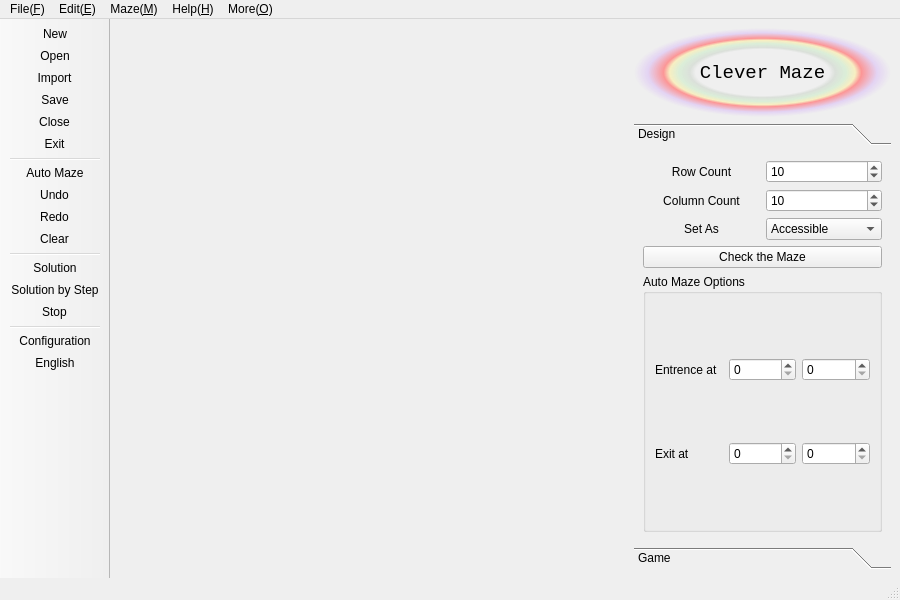
The window that mainwindow.ui (Teddy-van-Jerry/Clever_Maze) describes before a commit, drawn with Qt 5.
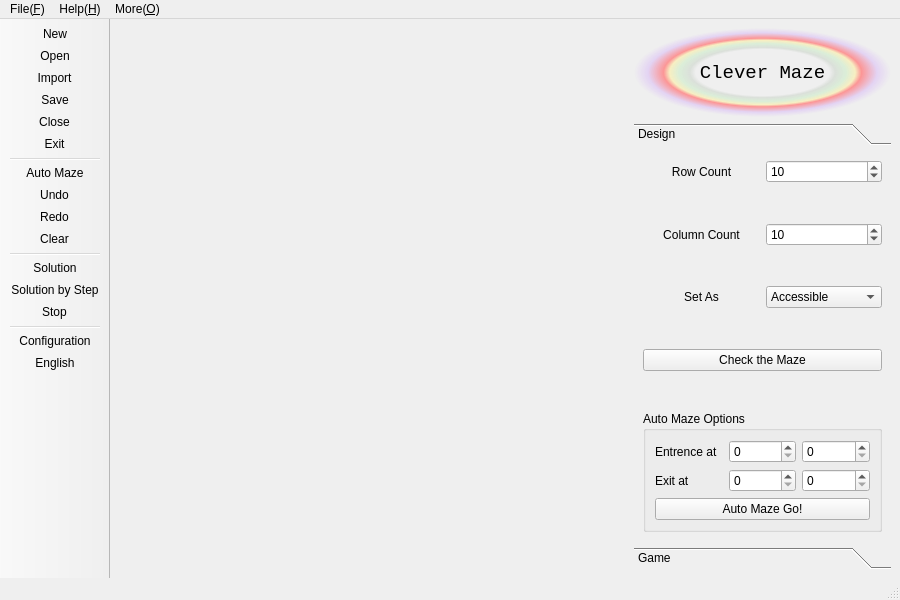
The same window after the commit. The open tabs and pages were chosen to show the change. Icons and pictures are not drawn.

```diff
--- a/mainwindow.ui
+++ b/mainwindow.ui
@@ -55,53 +55,7 @@
         <string>Design</string>
        </attribute>
        <layout class="QGridLayout" name="gridLayout_3">
-        <item row="0" column="0">
-         <widget class="QLabel" name="label">
-          <property name="text">
-           <string>Row Count</string>
-          </property>
-          <property name="alignment">
-           <set>Qt::AlignCenter</set>
-          </property>
-         </widget>
-        </item>
-        <item row="0" column="1">
-         <widget class="QSpinBox" name="spinBox_Row">
-          <property name="minimum">
-           <number>2</number>
-          </property>
-          <property name="maximum">
-           <number>50</number>
-          </property>
-          <property name="value">
-           <number>10</number>
-          </property>
-         </widget>
-        </item>
-        <item row="1" column="0">
-         <widget class="QLabel" name="label_2">
-          <property name="text">
-           <string>Column Count</string>
-          </property>
-          <property name="alignment">
-           <set>Qt::AlignCenter</set>
-          </property>
-         </widget>
-        </item>
-        <item row="1" column="1">
-         <widget class="QSpinBox" name="spinBox_Column">
-          <property name="minimum">
-           <number>2</number>
-          </property>
-          <property name="maximum">
-           <number>50</number>
-          </property>
-          <property name="value">
-           <number>10</number>
-          </property>
-         </widget>
-        </item>
-        <item row="2" column="0">
+        <item row="5" column="0">
          <widget class="QLabel" name="label_Set_As">
           <property name="text">
            <string>Set As</string>
@@ -111,7 +65,7 @@
           </property>
          </widget>
         </item>
-        <item row="2" column="1">
+        <item row="5" column="1">
          <widget class="QComboBox" name="comboBox">
           <item>
            <property name="text">
@@ -136,47 +90,156 @@
          </widget>
         </item>
         <item row="3" column="0" colspan="2">
-         <widget class="QPushButton" name="pushButton_Check">
+         <spacer name="verticalSpacer_3">
+          <property name="orientation">
+           <enum>Qt::Vertical</enum>
+          </property>
+          <property name="sizeHint" stdset="0">
+           <size>
+            <width>20</width>
+            <height>40</height>
+           </size>
+          </property>
+         </spacer>
+        </item>
+        <item row="2" column="0">
+         <widget class="QLabel" name="label_2">
           <property name="text">
-           <string>Check the Maze</string>
+           <string>Column Count</string>
           </property>
+          <property name="alignment">
+           <set>Qt::AlignCenter</set>
+          </property>
          </widget>
         </item>
-        <item row="4" column="0" colspan="2">
+        <item row="0" column="1">
+         <widget class="QSpinBox" name="spinBox_Row">
+          <property name="minimum">
+           <number>2</number>
+          </property>
+          <property name="maximum">
+           <number>50</number>
+          </property>
+          <property name="value">
+           <number>10</number>
+          </property>
+         </widget>
+        </item>
+        <item row="8" column="0" colspan="2">
+         <spacer name="verticalSpacer">
+          <property name="orientation">
+           <enum>Qt::Vertical</enum>
+          </property>
+          <property name="sizeHint" stdset="0">
+           <size>
+            <width>20</width>
+            <height>40</height>
+           </size>
+          </property>
+         </spacer>
+        </item>
+        <item row="1" column="0" colspan="2">
+         <spacer name="verticalSpacer_2">
+          <property name="orientation">
+           <enum>Qt::Vertical</enum>
+          </property>
+          <property name="sizeHint" stdset="0">
+           <size>
+            <width>20</width>
+            <height>40</height>
+           </size>
+          </property>
+         </spacer>
+        </item>
+        <item row="9" column="0" colspan="2">
          <widget class="QGroupBox" name="groupBox">
           <property name="title">
            <string>Auto Maze Options</string>
           </property>
           <layout class="QGridLayout" name="gridLayout_4">
-           <item row="0" column="0">
-            <widget class="QLabel" name="label_3">
-             <property name="text">
-              <string>Entrence at</string>
-             </property>
-            </widget>
-           </item>
-           <item row="0" column="1">
+           <item row="1" column="1">
             <widget class="QSpinBox" name="spinBox_3"/>
            </item>
-           <item row="0" column="2">
+           <item row="4" column="0" colspan="3">
+            <widget class="QPushButton" name="pushButton">
+             <property name="text">
+              <string>Auto Maze Go!</string>
+             </property>
+             <property name="icon">
+              <iconset resource="Icons.qrc">
+               <normaloff>:/Menu Icon/Create Video.svg</normaloff>:/Menu Icon/Create Video.svg</iconset>
+             </property>
+            </widget>
+           </item>
+           <item row="3" column="1">
+            <widget class="QSpinBox" name="spinBox_5"/>
+           </item>
+           <item row="1" column="2">
             <widget class="QSpinBox" name="spinBox_4"/>
            </item>
            <item row="1" column="0">
+            <widget class="QLabel" name="label_3">
+             <property name="text">
+              <string>Entrence at</string>
+             </property>
+            </widget>
+           </item>
+           <item row="3" column="2">
+            <widget class="QSpinBox" name="spinBox_6"/>
+           </item>
+           <item row="3" column="0">
             <widget class="QLabel" name="label_4">
              <property name="text">
               <string>Exit at</string>
              </property>
             </widget>
            </item>
-           <item row="1" column="1">
-            <widget class="QSpinBox" name="spinBox_5"/>
-           </item>
-           <item row="1" column="2">
-            <widget class="QSpinBox" name="spinBox_6"/>
-           </item>
           </layout>
          </widget>
         </item>
+        <item row="2" column="1">
+         <widget class="QSpinBox" name="spinBox_Column">
+          <property name="minimum">
+           <number>2</number>
+          </property>
+          <property name="maximum">
+           <number>50</number>
+          </property>
+          <property name="value">
+           <number>10</number>
+          </property>
+         </widget>
+        </item>
+        <item row="0" column="0">
+         <widget class="QLabel" name="label">
+          <property name="text">
+           <string>Row Count</string>
+          </property>
+          <property name="alignment">
+           <set>Qt::AlignCenter</set>
+          </property>
+         </widget>
+        </item>
+        <item row="7" column="0" colspan="2">
+         <widget class="QPushButton" name="pushButton_Check">
+          <property name="text">
+           <string>Check the Maze</string>
+          </property>
+         </widget>
+        </item>
+        <item row="6" column="0" colspan="2">
+         <spacer name="verticalSpacer_4">
+          <property name="orientation">
+           <enum>Qt::Vertical</enum>
+          </property>
+          <property name="sizeHint" stdset="0">
+           <size>
+            <width>20</width>
+            <height>40</height>
+           </size>
+          </property>
+         </spacer>
+        </item>
        </layout>
       </widget>
       <widget class="QWidget" name="page_Game">
@@ -278,7 +341,7 @@
       </widget>
      </widget>
     </item>
-    <item row="0" column="0" rowspan="2">
+    <item row="1" column="0">
      <spacer name="horizontalSpacer">
       <property name="orientation">
        <enum>Qt::Horizontal</enum>
@@ -317,26 +380,6 @@
     <addaction name="actionClose"/>
     <addaction name="actionExit"/>
    </widget>
-   <widget class="QMenu" name="menuEdit_E">
-    <property name="title">
-     <string>Edit(&amp;E)</string>
-    </property>
-    <addaction name="actionAuto_Maze"/>
-    <addaction name="separator"/>
-    <addaction name="actionUndo"/>
-    <addaction name="actionRedo"/>
-    <addaction name="actionClear"/>
-   </widget>
-   <widget class="QMenu" name="menuMaze_M">
-    <property name="title">
-     <string>Maze(&amp;M)</string>
-    </property>
-    <addaction name="actionSolution"/>
-    <addaction name="actionSolution_by_Step"/>
-    <addaction name="actionStop"/>
-    <addaction name="separator"/>
-    <addaction name="actionCheck_Maze"/>
-   </widget>
    <widget class="QMenu" name="menuHelp_H">
     <property name="title">
      <string>Help(&amp;H)</string>
@@ -371,8 +414,6 @@
     <addaction name="actionCheck_Update"/>
    </widget>
    <addaction name="menuFile_F"/>
-   <addaction name="menuEdit_E"/>
-   <addaction name="menuMaze_M"/>
    <addaction name="menuHelp_H"/>
    <addaction name="menuMore_O"/>
   </widget>
```
Left out of the diff: 122 changed lines with no effect on the pictures.
